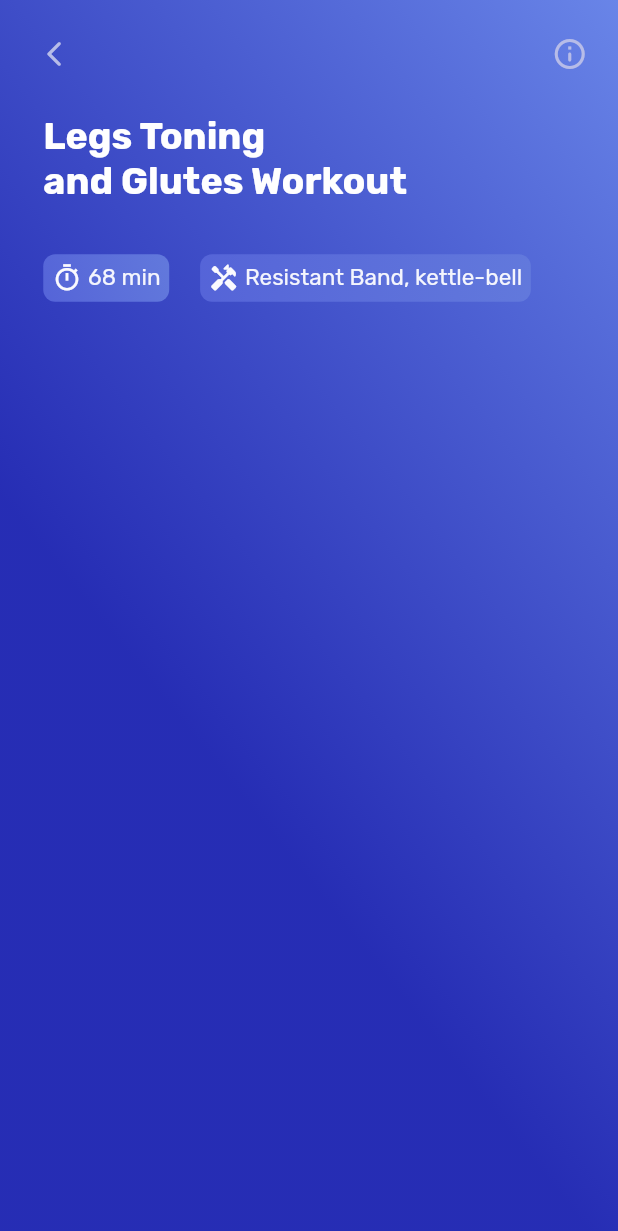
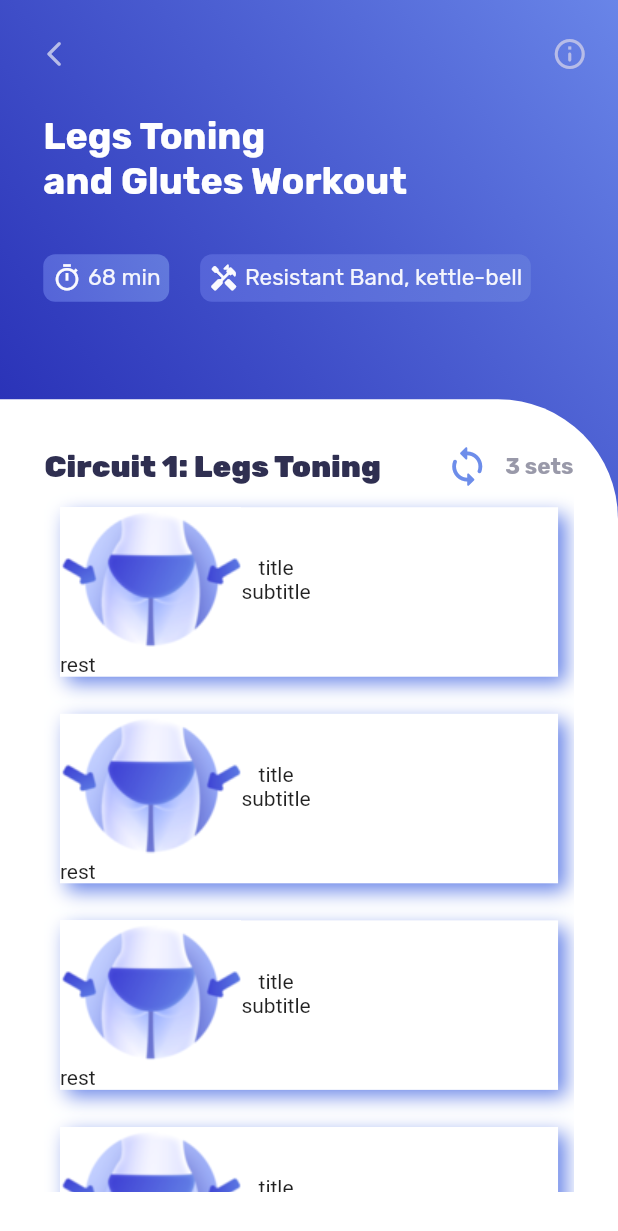
Before and after one commit to azinmapar/training_app, a Flutter app: the VideoInfo screen opened directly, on a phone screen of 412 x 824 dp. Shown: the top 1231 px of the screen. Run offline on Flutter 3.47's test engine with Material 2 defaults, Android fonts, the phone set to English and light mode, and no system bars; our stand-ins replace get, sizer; network calls fail.

Commit message:
getx navigation done

```diff
--- a/lib/consts/consts.dart
+++ b/lib/consts/consts.dart
@@ -21,6 +21,8 @@ const String kHomePageDetailTitleText = 'You are doing great';
 const String kHomePagePlanText1 = 'Keep it up\n';
 const String kHomePagePlanText2 = 'Stick to your plan';
 const String kAreaOfFocusTitleText = 'Area of Focus';
+const String kCircuitsText = 'Circuit 1: Legs Toning';
+const String kSetsText = '3 sets';
 
 //doubles
 const double kZeroElevationAppBar = 0.0;
@@ -54,6 +56,8 @@ final double k20IconSize =
     SizerUtil.deviceType == DeviceType.mobile ? 20.0 : 35.0;
 final double k60IconSize =
     SizerUtil.deviceType == DeviceType.mobile ? 60.0 : 75.0;
+final double k30IconSize =
+    SizerUtil.deviceType == DeviceType.mobile ? 30.0 : 45.0;
 final double k20Height = 0.03 * kScreenHeight;
 final double k10Height = 0.015 * kScreenHeight;
 final double k30Height = 0.04 * kScreenHeight;
@@ -133,3 +137,15 @@ final TextStyle kSecondPageTitleTextStyle = TextStyle(
   fontSize: k25FontSize,
   fontWeight: FontWeight.bold,
 );
+final TextStyle kCircuitsTextStyles = TextStyle(
+  color: AppColor.kCircuitsColor,
+  fontFamily: kFontFamily,
+  fontSize: k20FontSize,
+  fontWeight: FontWeight.w900,
+);
+final TextStyle kSetsTextStyle = TextStyle(
+  color: AppColor.kSetsColor,
+  fontFamily: kFontFamily,
+  fontSize: k15FontSize,
+  fontWeight: FontWeight.w700,
+);
--- /dev/null
+++ b/lib/customized_widgets/custom_detail_container.dart
@@ -0,0 +1,122 @@
+import 'package:flutter/material.dart';
+import 'package:video_player/consts/app_colors.dart';
+import 'package:video_player/consts/consts.dart';
+
+class CustomDetailContainer extends StatefulWidget {
+  const CustomDetailContainer({
+    super.key,
+  });
+
+  @override
+  State<CustomDetailContainer> createState() => _CustomDetailContainerState();
+}
+
+class _CustomDetailContainerState extends State<CustomDetailContainer> {
+  @override
+  Widget build(BuildContext context) {
+    return Expanded(
+      child: Container(
+        width: kScreenWidth,
+        decoration: BoxDecoration(
+          color: AppColor.kWhiteColor,
+          borderRadius: const BorderRadius.only(
+            topRight: k80CircularRadius,
+          ),
+        ),
+        child: Padding(
+          padding: EdgeInsets.all(k30Width),
+          child: Column(
+            children: [
+              //title
+              Row(
+                children: [
+                  //circuit text
+                  Text(
+                    kCircuitsText,
+                    style: kCircuitsTextStyles,
+                  ),
+                  //space available between circuits and sets
+                  Expanded(child: Container()),
+                  //loop icon
+                  Icon(
+                    Icons.loop_rounded,
+                    size: k30IconSize,
+                    color: AppColor.kLoopColor,
+                  ),
+                  //space
+                  SizedBox(
+                    width: k10Width,
+                  ),
+                  //set text
+                  Text(
+                    kSetsText,
+                    style: kSetsTextStyle,
+                  ),
+                ],
+              ),
+              //items
+              Expanded(
+                child: ListView.builder(
+                  itemCount: 4,
+                  itemBuilder: (_, i) {
+                    return Padding(
+                      padding: EdgeInsets.only(
+                          top: k10Height,
+                          bottom: k10Height,
+                          left: k10Width,
+                          right: k10Width),
+                      child: GestureDetector(
+                        child: Container(
+                          decoration: BoxDecoration(
+                            color: AppColor.kWhiteColor,
+                            boxShadow: [
+                              BoxShadow(
+                                offset: const Offset(5, 5),
+                                blurRadius: 10,
+                                color: AppColor.kGradientSecond,
+                              ),
+                            ],
+                          ),
+                          child: Column(
+                            children: [
+                              Row(
+                                children: [
+                                  Image.asset(
+                                    'assets/ex1.png',
+                                  ),
+                                  const Column(
+                                    children: [
+                                      Text(
+                                        'title',
+                                      ),
+                                      Text(
+                                        'subtitle',
+                                      ),
+                                    ],
+                                  ),
+                                ],
+                              ),
+                              Row(
+                                children: [
+                                  Container(
+                                    child: const Text(
+                                      'rest',
+                                    ),
+                                  ),
+                                ],
+                              ),
+                            ],
+                          ),
+                        ),
+                      ),
+                    );
+                  },
+                ),
+              )
+            ],
+          ),
+        ),
+      ),
+    );
+  }
+}
--- a/lib/customized_widgets/custom_plan_container.dart
+++ b/lib/customized_widgets/custom_plan_container.dart
@@ -1,6 +1,8 @@
 import 'package:flutter/material.dart';
 import 'package:video_player/consts/app_colors.dart';
+import 'package:video_player/screens/video_info.dart';
 import '../consts/consts.dart';
+import 'package:get/get.dart';
 
 class CustomPlanContainer extends StatelessWidget {
   const CustomPlanContainer({
@@ -26,14 +28,16 @@ class CustomPlanContainer extends StatelessWidget {
             style: kDetailsTextStyle,
           ),
           //arrow icon
-          IconButton(
-            onPressed: () {},
-            icon: Icon(
+          InkWell(
+            onTap: () {
+              Get.to(const VideoInfo());
+            },
+            child: Icon(
               Icons.arrow_forward_rounded,
               color: AppColor.kHomePageIcons,
               size: k25IconSize,
             ),
-          )
+          ),
         ],
       ),
     );
--- a/lib/customized_widgets/custom_second_page_appbar.dart
+++ b/lib/customized_widgets/custom_second_page_appbar.dart
@@ -1,6 +1,7 @@
 import 'package:flutter/material.dart';
 import '../consts/app_colors.dart';
 import '../consts/consts.dart';
+import 'package:get/get.dart';
 
 class CustomSecondPageAppBar extends StatelessWidget {
   const CustomSecondPageAppBar({
@@ -15,7 +16,9 @@ class CustomSecondPageAppBar extends StatelessWidget {
         icon: const Icon(Icons.arrow_back_ios_new_rounded),
         color: AppColor.kSecondPageTopIconColor,
         iconSize: k20IconSize,
-        onPressed: () {},
+        onPressed: () {
+          Get.back();
+        },
       ),
       //info button
       actions: [
--- a/lib/main.dart
+++ b/lib/main.dart
@@ -1,5 +1,5 @@
 import 'package:flutter/material.dart';
-import 'package:video_player/screens/video_info.dart';
+import 'package:get/get_navigation/src/root/get_material_app.dart';
 import 'screens/home_page.dart';
 import 'package:sizer/sizer.dart';
 import 'dart:io';
@@ -9,6 +9,7 @@ void main() async {
   runApp(const MyApp());
 }
 
+//that error for certificate on api
 class MyHttpOverrides extends HttpOverrides {
   @override
   HttpClient createHttpClient(SecurityContext? context) {
@@ -26,7 +27,7 @@ class MyApp extends StatelessWidget {
   Widget build(BuildContext context) {
     return Sizer(
       builder: (context, orientation, deviceType) {
-        return MaterialApp(
+        return GetMaterialApp(
           debugShowCheckedModeBanner: false,
           title: 'Flutter Demo',
           theme: ThemeData(
--- a/lib/screens/video_info.dart
+++ b/lib/screens/video_info.dart
@@ -2,6 +2,7 @@ import 'package:flutter/material.dart';
 import 'package:video_player/consts/app_colors.dart';
 import 'package:video_player/consts/consts.dart';
 
+import '../customized_widgets/custom_detail_container.dart';
 import '../customized_widgets/custom_information_tags.dart';
 import '../customized_widgets/custom_second_page_appbar.dart';
 import '../customized_widgets/custom_second_page_title.dart';
@@ -23,7 +24,9 @@ class VideoInfo extends StatelessWidget {
             end: Alignment.topRight,
           ),
         ),
-        child: Padding(
+        child: Column(
+          children: [
+            Padding(
               padding: EdgeInsets.all(k8Width),
               child: Column(
                 children: [
@@ -53,6 +56,10 @@ class VideoInfo extends StatelessWidget {
                 ],
               ),
             ),
+            //white container for details
+            const CustomDetailContainer(),
+          ],
+        ),
       ),
     );
   }
--- a/pubspec.yaml
+++ b/pubspec.yaml
@@ -37,6 +37,7 @@ dependencies:
   cupertino_icons: ^1.0.2
   sizer: ^2.0.15
   http: ^1.0.0
+  get: ^4.6.5
 
 
 dev_dependencies:
@@ -80,7 +81,7 @@ flutter:
   fonts:
   - family: Rubik
     fonts:
-    - asset: fonts/Rubik-VariableFont_wght.ttf
+      - asset: fonts/Rubik-VariableFont_wght.ttf
   #   - family: Trajan Pro
   #     fonts:
   #       - asset: fonts/TrajanPro.ttf
```
Also changed, not shown: pubspec.lock (deleted). Lines whose indentation alone changed are shown as unchanged.
